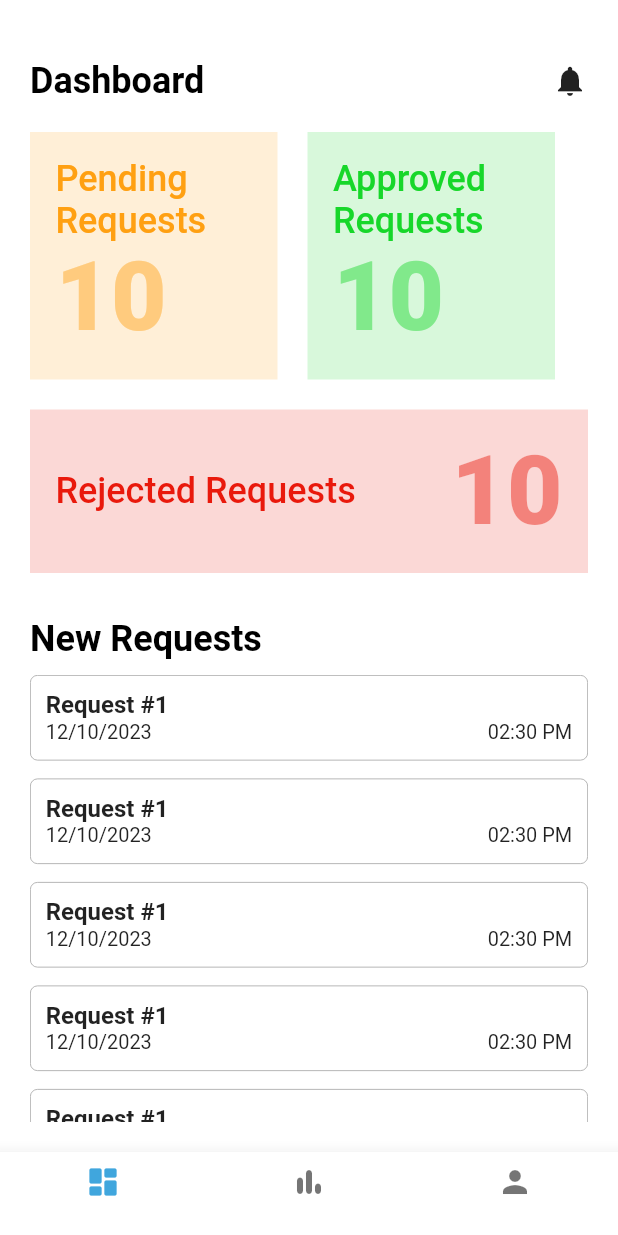
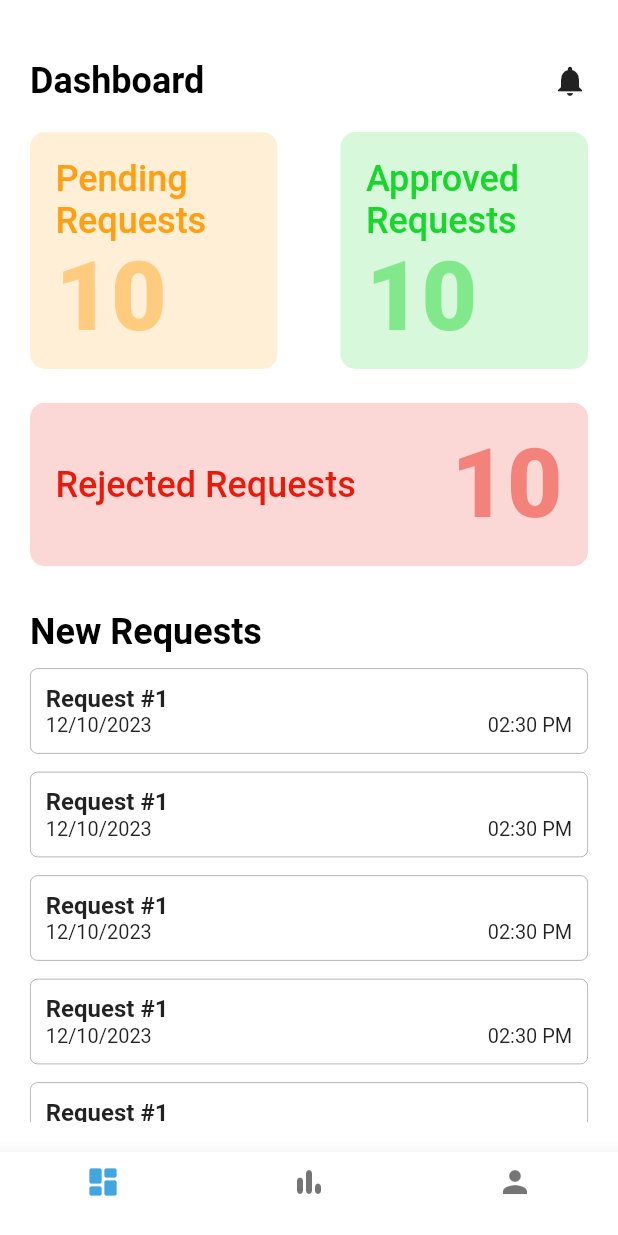
Before and after one commit to nishalbruce/FundsTracker, a Flutter app: the Dashboard screen opened directly, on a phone screen of 412 x 824 dp. Run offline on Flutter 3.47's test engine with Material 2 defaults, Android fonts, the phone set to English and light mode, and no system bars; our stand-ins replace google_fonts.

Commit message:
Added the request screen

```diff
--- a/funds_tracker/lib/components/request_list_tile.dart
+++ b/funds_tracker/lib/components/request_list_tile.dart
@@ -23,6 +23,8 @@ class _RequestListTileState extends State<RequestListTile> {
       children: [
         Padding(
           padding: const EdgeInsets.only(bottom: 12.0),
+          child: GestureDetector(
+            onTap: (){},
             child: Container(
               decoration: BoxDecoration(
                   border: Border.all(
@@ -71,6 +73,7 @@ class _RequestListTileState extends State<RequestListTile> {
                 ),
               ),
             ),
+          ),
         )
       ],
     );
--- a/funds_tracker/lib/main.dart
+++ b/funds_tracker/lib/main.dart
@@ -1,4 +1,6 @@
 import 'package:flutter/material.dart';
+import 'package:funds_tracker/screens/requester/home.dart';
+import './screens/requester/request.dart';
 import './screens/approver/dashboard.dart';
 import './screens/requester/profile.dart';
 import './screens/requester/history.dart';
@@ -17,10 +19,11 @@ class MyApp extends StatelessWidget {
     return MaterialApp(
       title: 'Funds Tracker',
       //home: Splash(),
-      home: const Dashboard(),
+      home: const Home(),
       routes: {
         "/history" :(context) => const History(),
         "/profile" :(context) => const Profile(),
+        "/request" :(context) => const Request(),
       },
       debugShowCheckedModeBanner: false,
     );
--- a/funds_tracker/lib/screens/approver/dashboard.dart
+++ b/funds_tracker/lib/screens/approver/dashboard.dart
@@ -75,15 +75,17 @@ class _DashboardState extends State<Dashboard> {
               ),
 
               Row(
+                mainAxisAlignment: MainAxisAlignment.spaceBetween,
                 children: [
-                  Container(
+                  GestureDetector(
+                    onTap: (){},
+                    child: Container(
                       width: 165,
+                      decoration: BoxDecoration(
                         color: const Color(0x2BFFA012),
-                    padding: const EdgeInsets.all(17),
-                    //decoration: BoxDecoration(
-                    //  color: Colors.white,
-                    //  borderRadius: BorderRadius.circular(10),
-                    //),
+                        borderRadius: BorderRadius.circular(10),
+                      ),
+                      padding: const EdgeInsets.fromLTRB(17, 17, 17, 10),
                       child: const Column(
                         crossAxisAlignment: CrossAxisAlignment.start,
                         children: [
@@ -101,24 +103,22 @@ class _DashboardState extends State<Dashboard> {
                                 color: Color(0x73FFA012),
                                 fontSize: 64,
                                 fontWeight: FontWeight.w900),
+
                           ),
                         ],
                       ),
                     ),
-
-                  const SizedBox(
-                    width: 20,
                   ),
 
-                  Container(
-
+                  GestureDetector(
+                    onTap: (){},
+                    child: Container(
+                      decoration: BoxDecoration(
+                        color: const Color(0x2B17D72A),
+                        borderRadius: BorderRadius.circular(10),
+                      ),
                       width: 165,
-                    color: const Color(0x2B17D72A),
-                    padding: const EdgeInsets.all(17),
-                    //decoration: BoxDecoration(
-                    //  color: Colors.white,
-                    //  borderRadius: BorderRadius.circular(10),
-                    //),
+                      padding: const EdgeInsets.fromLTRB(17, 17, 17, 10),
                       child: const Column(
                         crossAxisAlignment: CrossAxisAlignment.start,
                         children: [
@@ -140,21 +140,24 @@ class _DashboardState extends State<Dashboard> {
                         ],
                       ),
                     ),
+                  ),
                 ],
               ),
 
               const SizedBox(
-                height: 20,
+                height: 22.5,
               ),
 
               Column(
                 children: [
-                  Container(
-                    //decoration: BoxDecoration(
-                    //    borderRadius: BorderRadius.circular(10)
-                    //),
+                  GestureDetector(
+                    onTap: (){},
+                    child: Container(
+                      decoration: BoxDecoration(
+                        borderRadius: BorderRadius.circular(10),
+                        color: const Color(0x2BE9190C),
+                      ),
                       width: double.infinity,
-                    color: const Color(0x2BE9190C),
                       padding: const EdgeInsets.all(17),
                       child: const Row(
                         mainAxisAlignment: MainAxisAlignment.spaceBetween,
@@ -175,6 +178,7 @@ class _DashboardState extends State<Dashboard> {
                                 fontWeight: FontWeight.w900),
                           ),
                         ],
+                      ),
                     ),
                   ),
                 ],
--- a/funds_tracker/lib/screens/requester/profile.dart
+++ b/funds_tracker/lib/screens/requester/profile.dart
@@ -12,6 +12,7 @@ class _ProfileState extends State<Profile> {
   Widget build(BuildContext context) {
     return Scaffold(
       appBar: AppBar(
+        elevation: 1,
         centerTitle: true,
         backgroundColor: Colors.white,
         title: const Text(
```
Also changed, not shown: funds_tracker/lib/screens/requester/home.dart (+14 -1 lines), funds_tracker/lib/screens/requester/request.dart (added, +40 -0 lines). Lines whose indentation alone changed are shown as unchanged.
